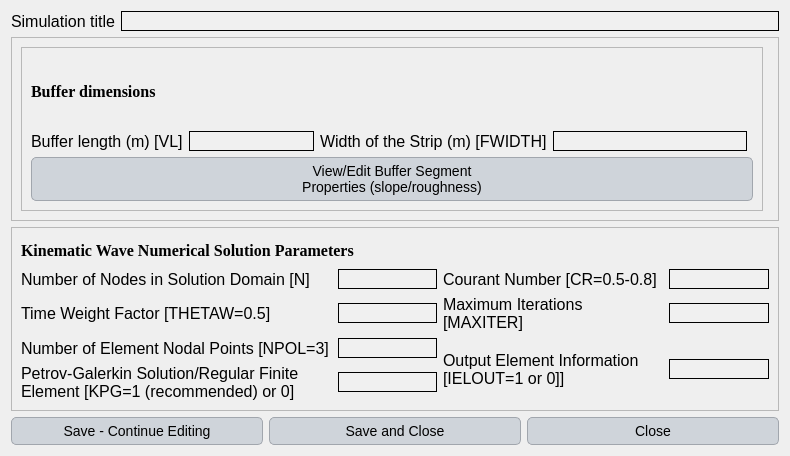
Qt form ui/overland_flow.ui (Inigobarbe/VFSMOD-GUI) before a commit.
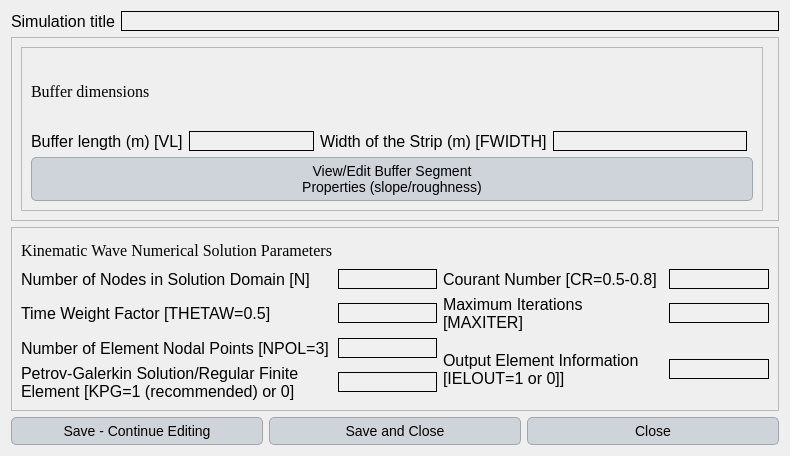
The same form after that commit.

Patch:
```diff
--- a/ui/overland_flow.ui
+++ b/ui/overland_flow.ui
@@ -185,8 +185,6 @@
             <font>
              <family>Georgia</family>
              <pointsize>-1</pointsize>
-             <weight>75</weight>
-             <bold>true</bold>
             </font>
            </property>
            <property name="text">
@@ -396,8 +394,6 @@
          <font>
           <family>Georgia</family>
           <pointsize>-1</pointsize>
-          <weight>75</weight>
-          <bold>true</bold>
          </font>
         </property>
         <property name="text">
```
Left out of the diff: 6 changed lines with no effect on the pictures.
